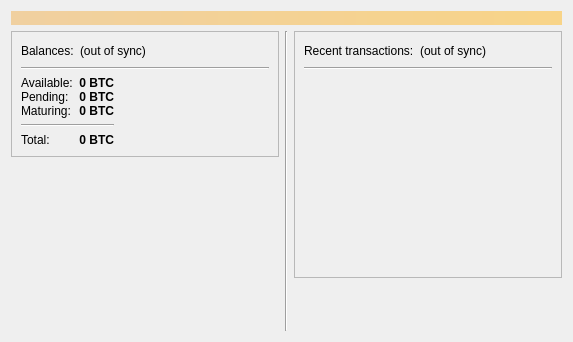
Before: the Qt Designer form src/qt/forms/overviewpage.ui in lavb22/DaVinciCoin, drawn with Qt 5.
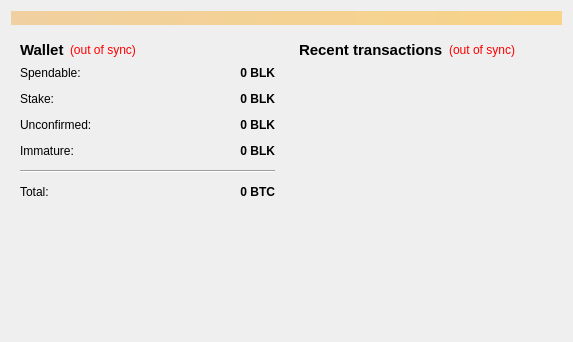
After: the same form once the commit is applied.

What changed in the file:
```diff
--- a/src/qt/forms/overviewpage.ui
+++ b/src/qt/forms/overviewpage.ui
@@ -31,31 +31,35 @@
     </widget>
    </item>
    <item>
-    <layout class="QHBoxLayout" name="horizontalLayout" stretch="1,0,1">
+    <layout class="QHBoxLayout" name="horizontalLayout" stretch="1,1">
      <item>
       <layout class="QVBoxLayout" name="verticalLayout_2">
        <item>
-        <widget class="QFrame" name="frameOverview">
-         <property name="frameShape">
-          <enum>QFrame::StyledPanel</enum>
-         </property>
-         <property name="frameShadow">
-          <enum>QFrame::Raised</enum>
-         </property>
+        <widget class="QWidget" name="widget" native="true">
          <layout class="QVBoxLayout" name="verticalLayout_4">
           <item>
            <layout class="QHBoxLayout" name="horizontalLayout_4">
             <item>
-             <widget class="QLabel" name="labelWallet">
+             <widget class="QLabel" name="label_5">
+              <property name="font">
+               <font>
+                <pointsize>11</pointsize>
+                <weight>75</weight>
+                <bold>true</bold>
+               </font>
+              </property>
               <property name="text">
-               <string>Balances:</string>
+               <string>Wallet</string>
               </property>
              </widget>
             </item>
             <item>
              <widget class="QLabel" name="labelWalletStatus">
               <property name="toolTip">
-               <string>The displayed information may be out of date. Your wallet automatically synchronizes with the Peercoin network after a connection is established, but this process has not completed yet.</string>
+               <string>The displayed information may be out of date. Your wallet automatically synchronizes with the BlackCoin network after a connection is established, but this process has not completed yet.</string>
+              </property>
+              <property name="styleSheet">
+               <string notr="true">QLabel { color: red; }</string>
               </property>
               <property name="text">
                <string notr="true">(out of sync)</string>
@@ -81,27 +85,20 @@
            </layout>
           </item>
           <item>
-           <widget class="Line" name="line">
-            <property name="orientation">
-             <enum>Qt::Horizontal</enum>
-            </property>
-           </widget>
-          </item>
-          <item>
-           <layout class="QHBoxLayout" name="horizontalLayout_3">
-            <item>
-             <layout class="QHBoxLayout" name="horizontalLayout_5">
-              <item>
-               <layout class="QVBoxLayout" name="verticalLayout_5">
-                <item>
                  <layout class="QFormLayout" name="formLayout_2">
+            <property name="fieldGrowthPolicy">
+             <enum>QFormLayout::AllNonFixedFieldsGrow</enum>
+            </property>
+            <property name="horizontalSpacing">
+             <number>12</number>
+            </property>
                   <property name="verticalSpacing">
-                   <number>0</number>
+             <number>12</number>
                   </property>
                   <item row="0" column="0">
                    <widget class="QLabel" name="labelBalanceText">
                     <property name="text">
-                     <string>Available:</string>
+               <string>Spendable:</string>
                     </property>
                    </widget>
                   </item>
@@ -120,7 +117,7 @@
                      <string>Your current balance</string>
                     </property>
                     <property name="text">
-                     <string notr="true">0 BTC</string>
+               <string notr="true">0 BLK</string>
                     </property>
                     <property name="alignment">
                      <set>Qt::AlignRight|Qt::AlignTrailing|Qt::AlignVCenter</set>
@@ -133,11 +130,43 @@
                   <item row="1" column="0">
                    <widget class="QLabel" name="labelUnconfirmedText">
                     <property name="text">
-                     <string>Pending:</string>
+               <string>Stake:</string>
                     </property>
                    </widget>
                   </item>
                   <item row="1" column="1">
+             <widget class="QLabel" name="labelStake">
+              <property name="font">
+               <font>
+                <weight>75</weight>
+                <bold>true</bold>
+               </font>
+              </property>
+              <property name="cursor">
+               <cursorShape>IBeamCursor</cursorShape>
+              </property>
+              <property name="toolTip">
+               <string>Total of coins that was staked, and do not yet count toward the current balance</string>
+              </property>
+              <property name="text">
+               <string notr="true">0 BLK</string>
+              </property>
+              <property name="alignment">
+               <set>Qt::AlignRight|Qt::AlignTrailing|Qt::AlignVCenter</set>
+              </property>
+              <property name="textInteractionFlags">
+               <set>Qt::LinksAccessibleByMouse|Qt::TextSelectableByKeyboard|Qt::TextSelectableByMouse</set>
+              </property>
+             </widget>
+            </item>
+            <item row="2" column="0">
+             <widget class="QLabel" name="label_3">
+              <property name="text">
+               <string>Unconfirmed:</string>
+              </property>
+             </widget>
+            </item>
+            <item row="2" column="1">
                    <widget class="QLabel" name="labelUnconfirmed">
                     <property name="font">
                      <font>
@@ -152,7 +181,7 @@
                      <string>Total of transactions that have yet to be confirmed, and do not yet count toward the current balance</string>
                     </property>
                     <property name="text">
-                     <string notr="true">0 BTC</string>
+               <string notr="true">0 BLK</string>
                     </property>
                     <property name="alignment">
                      <set>Qt::AlignRight|Qt::AlignTrailing|Qt::AlignVCenter</set>
@@ -162,14 +191,14 @@
                     </property>
                    </widget>
                   </item>
-                  <item row="2" column="0">
+            <item row="3" column="0">
                    <widget class="QLabel" name="labelImmatureText">
                     <property name="text">
-                     <string>Maturing:</string>
+               <string>Immature:</string>
                     </property>
                    </widget>
                   </item>
-                  <item row="2" column="1">
+            <item row="3" column="1">
                    <widget class="QLabel" name="labelImmature">
                     <property name="font">
                      <font>
@@ -181,7 +210,7 @@
                      <string>Total of newly minted or mined coins that are too young to be spent</string>
                     </property>
                     <property name="text">
-                     <string notr="true">0 BTC</string>
+               <string notr="true">0 BLK</string>
                     </property>
                     <property name="alignment">
                      <set>Qt::AlignRight|Qt::AlignTrailing|Qt::AlignVCenter</set>
@@ -191,25 +220,21 @@
                     </property>
                    </widget>
                   </item>
-                 </layout>
-                </item>
-                <item>
-                 <widget class="Line" name="line_5">
+            <item row="4" column="0" colspan="2">
+             <widget class="Line" name="line">
                   <property name="orientation">
                    <enum>Qt::Horizontal</enum>
                   </property>
                  </widget>
                 </item>
-                <item>
-                  <layout class="QFormLayout" name="formLayoutTotal">
-                    <item row="0" column="0">
+            <item row="5" column="0">
                      <widget class="QLabel" name="labelTotalText">
                       <property name="text">
                        <string>Total:</string>
                       </property>
                      </widget>
                     </item>
-                    <item row="0" column="1">
+            <item row="5" column="1">
                      <widget class="QLabel" name="labelTotal">
                       <property name="font">
                        <font>
@@ -230,25 +255,6 @@
                        <set>Qt::LinksAccessibleByMouse|Qt::TextSelectableByKeyboard|Qt::TextSelectableByMouse</set>
                       </property>
                      </widget>
-                    </item>
-                  </layout>
-                </item>
-               </layout>
-              </item>
-              <item>
-               <spacer name="horizontalSpacer_3">
-                <property name="orientation">
-                 <enum>Qt::Horizontal</enum>
-                </property>
-                <property name="sizeHint" stdset="0">
-                 <size>
-                  <width>40</width>
-                  <height>20</height>
-                 </size>
-                </property>
-               </spacer>
-              </item>
-             </layout>
             </item>
            </layout>
           </item>
@@ -270,37 +276,34 @@
        </item>
       </layout>
      </item>
-     <item>
-      <widget class="Line" name="line_2">
-       <property name="orientation">
-        <enum>Qt::Vertical</enum>
-       </property>
-      </widget>
-     </item>
      <item>
       <layout class="QVBoxLayout" name="verticalLayout_3">
        <item>
-        <widget class="QFrame" name="frame_2">
-         <property name="frameShape">
-          <enum>QFrame::StyledPanel</enum>
-         </property>
-         <property name="frameShadow">
-          <enum>QFrame::Raised</enum>
-         </property>
+        <widget class="QWidget" name="widget_2" native="true">
          <layout class="QVBoxLayout" name="verticalLayout">
           <item>
            <layout class="QHBoxLayout" name="horizontalLayout_2">
             <item>
-             <widget class="QLabel" name="labelTransactions">
+             <widget class="QLabel" name="label_4">
+              <property name="font">
+               <font>
+                <pointsize>11</pointsize>
+                <weight>75</weight>
+                <bold>true</bold>
+               </font>
+              </property>
               <property name="text">
-               <string>Recent transactions:</string>
+               <string>&lt;b&gt;Recent transactions&lt;/b&gt;</string>
               </property>
              </widget>
             </item>
             <item>
              <widget class="QLabel" name="labelTransactionsStatus">
               <property name="toolTip">
-               <string>The displayed information may be out of date. Your wallet automatically synchronizes with the Peercoin network after a connection is established, but this process has not completed yet.</string>
+               <string>The displayed information may be out of date. Your wallet automatically synchronizes with the BlackCoin network after a connection is established, but this process has not completed yet.</string>
+              </property>
+              <property name="styleSheet">
+               <string notr="true">QLabel { color: red; }</string>
               </property>
               <property name="text">
                <string notr="true">(out of sync)</string>
@@ -325,13 +328,6 @@
             </item>
            </layout>
           </item>
-          <item>
-           <widget class="Line" name="line_3">
-            <property name="orientation">
-             <enum>Qt::Horizontal</enum>
-            </property>
-           </widget>
-          </item>
           <item>
            <widget class="QListView" name="listTransactions">
             <property name="styleSheet">
@@ -354,19 +350,6 @@
          </layout>
         </widget>
        </item>
-       <item>
-        <spacer name="verticalSpacer_2">
-         <property name="orientation">
-          <enum>Qt::Vertical</enum>
-         </property>
-         <property name="sizeHint" stdset="0">
-          <size>
-           <width>20</width>
-           <height>40</height>
-          </size>
-         </property>
-        </spacer>
-       </item>
       </layout>
      </item>
     </layout>
```
Left out of the diff: 16 changed lines with no effect on the pictures. Lines whose indentation alone changed are shown as unchanged.
